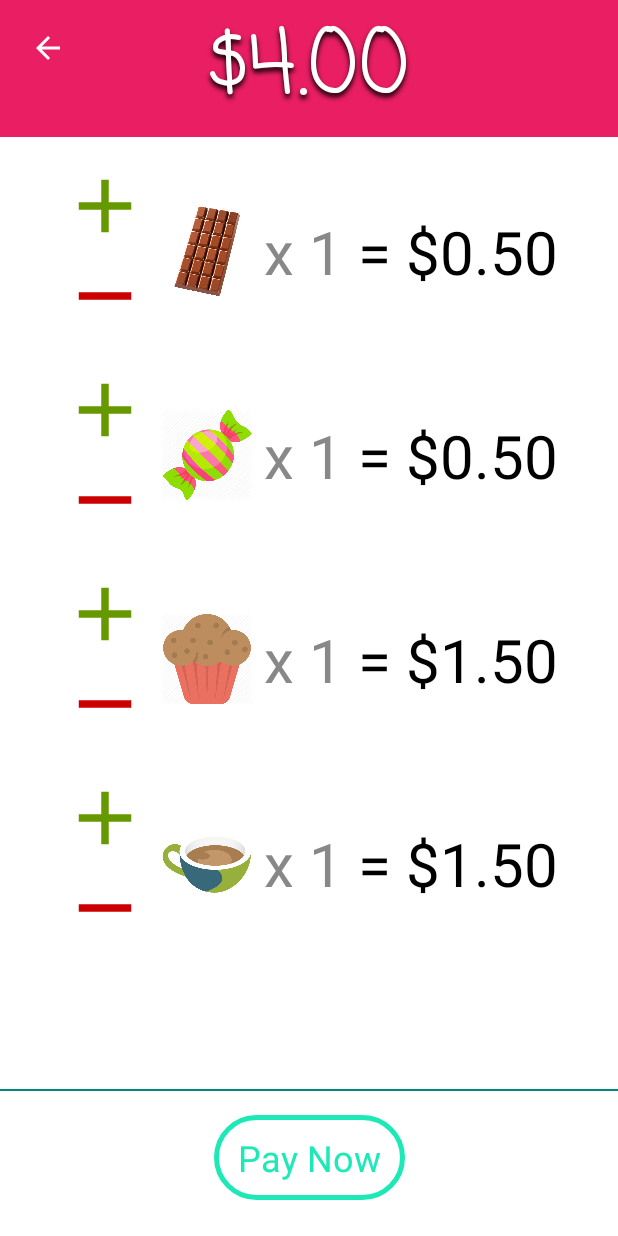
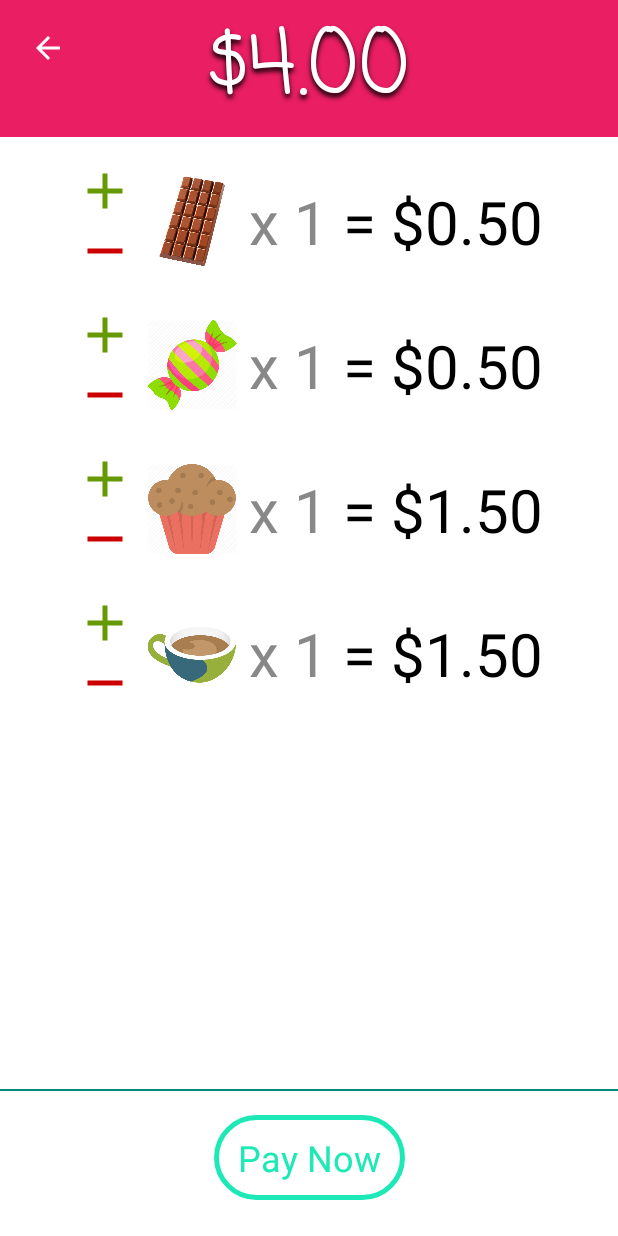
Before and after one commit to CarlAmko/PiggyBank, an Android app: the fragment PayoutFragment shown on its own in the app's theme, on a phone screen of 412 x 824 dp. Run offline under Robolectric (Android 15) with nearby library versions, the light colour scheme and no system bars; our stand-ins replace Dagger/Hilt's generated code, EventBus.

Commit message:
made icons smaller

```diff
--- a/app/src/main/res/layout/item_summary.xml
+++ b/app/src/main/res/layout/item_summary.xml
@@ -9,8 +9,8 @@
 
     <ImageView
         android:id="@+id/iv_item_increment"
-        android:layout_width="60dp"
-        android:layout_height="60dp"
+        android:layout_width="40dp"
+        android:layout_height="40dp"
         android:layout_marginEnd="8dp"
         android:src="@drawable/ic_plus"
         android:tint="@android:color/holo_green_dark"
@@ -22,8 +22,8 @@
 
     <ImageView
         android:id="@+id/iv_item_decrement"
-        android:layout_width="60dp"
-        android:layout_height="60dp"
+        android:layout_width="40dp"
+        android:layout_height="40dp"
         android:layout_marginEnd="8dp"
         android:src="@drawable/ic_minus"
         android:tint="@android:color/holo_red_dark"
```
